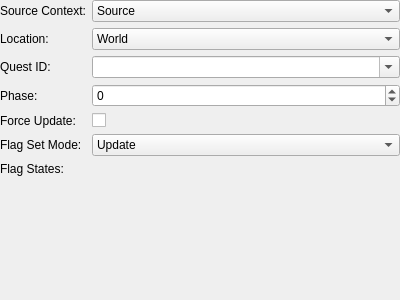
Above: tools/cathedral/ui/ActionUpdateQuest.ui from comphack/comp_hack before the change. Below: the same form after it.
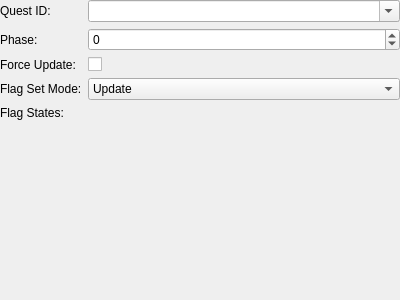
That is the form after the change. Custom widgets are drawn as their Qt base class.

Commit message: Minimizing the base action UI

```diff
--- a/tools/cathedral/ui/ActionUpdateQuest.ui
+++ b/tools/cathedral/ui/ActionUpdateQuest.ui
@@ -29,120 +29,13 @@
       <enum>QFormLayout::AllNonFixedFieldsGrow</enum>
      </property>
      <item row="0" column="0">
-      <widget class="QLabel" name="lblSourceContext">
-       <property name="text">
-        <string>Source Context:</string>
-       </property>
-      </widget>
-     </item>
-     <item row="0" column="1">
-      <widget class="QComboBox" name="sourceContext">
-       <item>
-        <property name="text">
-         <string>Source</string>
-        </property>
-       </item>
-       <item>
-        <property name="text">
-         <string>Party</string>
-        </property>
-       </item>
-       <item>
-        <property name="text">
-         <string>All</string>
-        </property>
-       </item>
-      </widget>
-     </item>
-     <item row="1" column="0">
-      <widget class="QLabel" name="lblLocation">
-       <property name="text">
-        <string>Location:</string>
-       </property>
-      </widget>
-     </item>
-     <item row="1" column="1">
-      <widget class="QComboBox" name="location">
-       <item>
-        <property name="text">
-         <string>World</string>
-        </property>
-       </item>
-       <item>
-        <property name="text">
-         <string>Channel</string>
-        </property>
-       </item>
-       <item>
-        <property name="text">
-         <string>Instance</string>
-        </property>
-       </item>
-       <item>
-        <property name="text">
-         <string>Zone</string>
-        </property>
-       </item>
-      </widget>
-     </item>
-     <item row="3" column="0">
-      <widget class="QLabel" name="lblPhase">
-       <property name="text">
-        <string>Phase:</string>
-       </property>
-      </widget>
-     </item>
-     <item row="4" column="0">
-      <widget class="QLabel" name="lblForceUpdate">
-       <property name="text">
-        <string>Force Update:</string>
-       </property>
-      </widget>
-     </item>
-     <item row="5" column="0">
-      <widget class="QLabel" name="lblFlagSetMode">
-       <property name="text">
-        <string>Flag Set Mode:</string>
-       </property>
-      </widget>
-     </item>
-     <item row="5" column="1">
-      <widget class="QComboBox" name="flagSetMode">
-       <item>
-        <property name="text">
-         <string>Update</string>
-        </property>
-       </item>
-       <item>
-        <property name="text">
-         <string>Increment</string>
-        </property>
-       </item>
-       <item>
-        <property name="text">
-         <string>Decrement</string>
-        </property>
-       </item>
-      </widget>
-     </item>
-     <item row="6" column="0">
-      <widget class="QLabel" name="lblFlagStates">
-       <property name="text">
-        <string>Flag States:</string>
-       </property>
-      </widget>
-     </item>
-     <item row="6" column="1">
-      <widget class="ActionMap" name="flagStates" native="true"/>
-     </item>
-     <item row="2" column="0">
       <widget class="QLabel" name="lblQuestID">
        <property name="text">
         <string>Quest ID:</string>
        </property>
       </widget>
      </item>
-     <item row="2" column="1">
+     <item row="0" column="1">
       <widget class="QComboBox" name="questID">
        <property name="sizePolicy">
         <sizepolicy hsizetype="Expanding" vsizetype="Fixed">
@@ -155,7 +48,14 @@
        </property>
       </widget>
      </item>
-     <item row="3" column="1">
+     <item row="1" column="0">
+      <widget class="QLabel" name="lblPhase">
+       <property name="text">
+        <string>Phase:</string>
+       </property>
+      </widget>
+     </item>
+     <item row="1" column="1">
       <widget class="QSpinBox" name="phase">
        <property name="minimum">
         <number>-128</number>
@@ -165,9 +65,52 @@
        </property>
       </widget>
      </item>
-     <item row="4" column="1">
+     <item row="2" column="0">
+      <widget class="QLabel" name="lblForceUpdate">
+       <property name="text">
+        <string>Force Update:</string>
+       </property>
+      </widget>
+     </item>
+     <item row="2" column="1">
       <widget class="QCheckBox" name="forceUpdate"/>
      </item>
+     <item row="3" column="0">
+      <widget class="QLabel" name="lblFlagSetMode">
+       <property name="text">
+        <string>Flag Set Mode:</string>
+       </property>
+      </widget>
+     </item>
+     <item row="3" column="1">
+      <widget class="QComboBox" name="flagSetMode">
+       <item>
+        <property name="text">
+         <string>Update</string>
+        </property>
+       </item>
+       <item>
+        <property name="text">
+         <string>Increment</string>
+        </property>
+       </item>
+       <item>
+        <property name="text">
+         <string>Decrement</string>
+        </property>
+       </item>
+      </widget>
+     </item>
+     <item row="4" column="0">
+      <widget class="QLabel" name="lblFlagStates">
+       <property name="text">
+        <string>Flag States:</string>
+       </property>
+      </widget>
+     </item>
+     <item row="4" column="1">
+      <widget class="ActionMap" name="flagStates" native="true"/>
+     </item>
     </layout>
    </item>
   </layout>
```
The commit also changes 50 other files.
